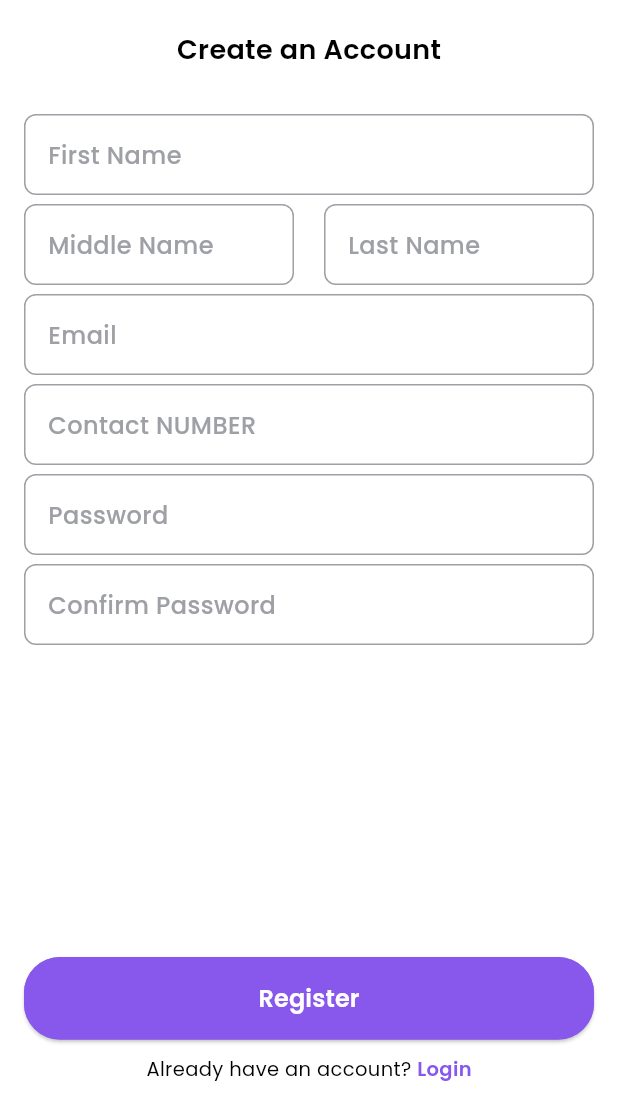
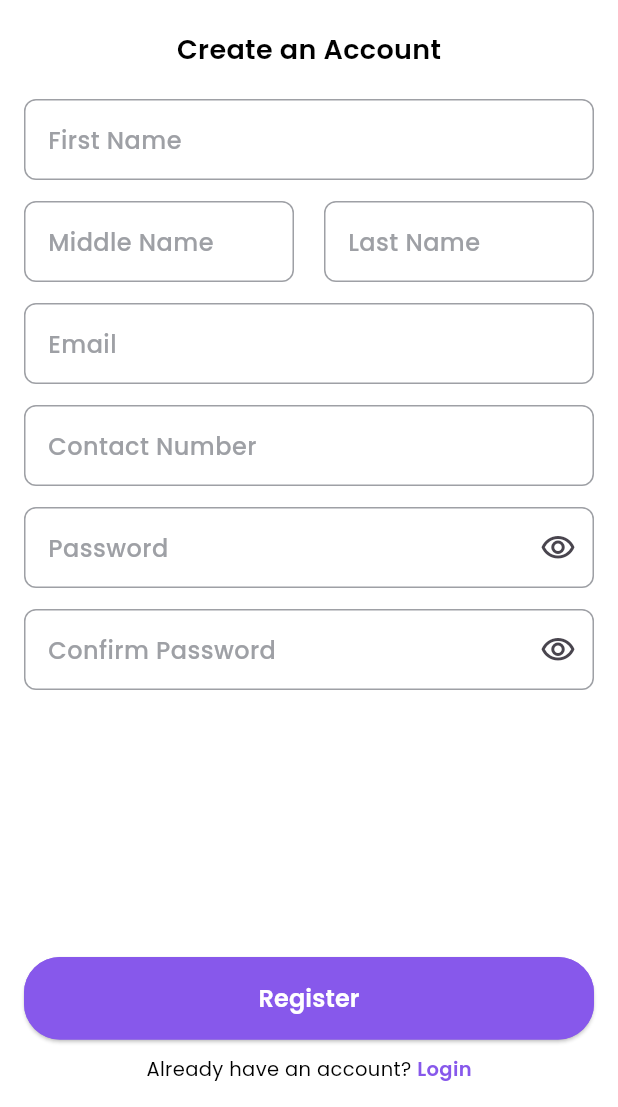
Before and after one commit to Shereena2000/Mebd, a Flutter app: the screen it shows after launch, on a phone screen of 412 x 824 dp, the part 129-1236 px from its top. Run offline on Flutter 3.47's test engine with Material 3 defaults, Android fonts, the phone set to English and light mode, and no system bars; our stand-ins replace flutter_easyloading, google_fonts.

Commit message:
provider integrated in register screen

```diff
--- /dev/null
+++ b/devtools_options.yaml
@@ -0,0 +1,3 @@
+description: This file stores settings for Dart & Flutter DevTools.
+documentation: https://docs.flutter.dev/tools/devtools/extensions#configure-extension-enablement-states
+extensions:
--- a/lib/Features/auth/register/view/ui.dart
+++ b/lib/Features/auth/register/view/ui.dart
@@ -1,10 +1,13 @@
 import 'package:flutter/material.dart';
+import 'package:medb/Features/auth/register/view_model/register_view_model.dart';
 import 'package:medb/Settings/utils/p_pages.dart';
+import 'package:provider/provider.dart';
 import '../../../../Settings/common/custom_outline_button.dart';
 import '../../../../Settings/common/custom_text_feild.dart';
 import '../../../../Settings/constants/sized_box.dart';
 import '../../../../Settings/utils/images.dart';
 import '../../../../Settings/utils/p_text_styles.dart';
+import '../../../../Settings/utils/validator.dart';
 import '../../../common_widgets/auth_navigation.dart';
 
 class RegisterScreen extends StatelessWidget {
@@ -14,7 +17,8 @@ class RegisterScreen extends StatelessWidget {
   Widget build(BuildContext context) {
     return Scaffold(
       body: SafeArea(
-        child: Column(
+        child: Consumer<RegisterViewModel>(
+          builder: (context, viewModel, child) => Column(
             children: [
               Expanded(
                 child: SingleChildScrollView(
@@ -23,35 +27,102 @@ class RegisterScreen extends StatelessWidget {
                     crossAxisAlignment: CrossAxisAlignment.center,
                     children: [
                       SizeBoxH(30),
-                    SizedBox(height: 40, child: Image.asset(Images.logo)),SizeBoxH(20),
-                    Text("Create an Account", style: PTextStyles.displaMedium),
-                    SizeBoxH(30),
-                    CustomTextFeild(hintText: "First Name"),
+                      SizedBox(height: 40, child: Image.asset(Images.logo)),
+                      SizeBoxH(20),
+                      Text(
+                        "Create an Account",
+                        style: PTextStyles.displaMedium,
+                      ),
+                      SizeBoxH(20),
+                      Form(
+                        key: viewModel.fomKey,
+                        child: Column(
+                          children: [
+                            CustomTextFeild(
+                              controller: viewModel.firstNameController,
+                              hintText: "First Name",
+                              validation: Validator.text,
+                            ),
+                            SizeBoxH(8),
                             Row(
                               children: [
                                 Expanded(
-                          child: CustomTextFeild(hintText: "Middle Name"),
+                                  child: CustomTextFeild(
+                                    controller: viewModel.middleNameController,
+                                    hintText: "Middle Name",
+                                  ),
                                 ),
                                 SizeBoxV(20),
-                        Expanded(child: CustomTextFeild(hintText: "Last Name")),
+                                Expanded(
+                                  child: CustomTextFeild(
+                                    controller: viewModel.lastNameController,
+                                    hintText: "Last Name",
+                                  ),
+                                ),
                               ],
                             ),
-                    CustomTextFeild(hintText: "Email"),
-                    CustomTextFeild(hintText: "Contact NUMBER"),
-                    CustomTextFeild(hintText: "Password"),
-                    CustomTextFeild(hintText: "Confirm Password"),
+                            SizeBoxH(8),
+                            CustomTextFeild(
+                              controller: viewModel.emailController,
+                              validation: Validator.email,
+                              hintText: "Email",
+                            ),
+                            SizeBoxH(8),
+                            CustomTextFeild(
+                              controller: viewModel.numberController,
+                              hintText: "Contact Number",
+                            ),
+                            SizeBoxH(8),
+                            CustomTextFeild(
+                              controller: viewModel.passwordController,
+                              hintText: "Password",
+                              validation: Validator.password,
+                              obscureText: viewModel.isPasswordVisible,
+                              suffixIcon: Icon(
+                                viewModel.isPasswordVisible
+                                    ? Icons.visibility_off_outlined
+                                    : Icons.visibility_outlined,
+                              ),
+                              sufixfn: () {
+                                viewModel.togglePasswordVisibility();
+                              },
+                            ),
+                            SizeBoxH(8),
+                            CustomTextFeild(
+                              controller: viewModel.confirmPasswordController,
+                              hintText: "Confirm Password",
+                              validation: Validator.password,
+                              obscureText: viewModel.isconfirmPasswordVisible,
+                              suffixIcon: Icon(
+                                viewModel.isconfirmPasswordVisible
+                                    ? Icons.visibility_off_outlined
+                                    : Icons.visibility_outlined,
+                              ),
+                              sufixfn: () {
+                                viewModel.toggleConfirmPasswordVisibility();
+                              },
+                            ),
+                          ],
+                        ),
+                      ),
+                      SizeBoxH(8),
                     ],
                   ),
                 ),
               ),
 
-            // 👇 Fixed Bottom Section
               Padding(
                 padding: const EdgeInsets.all(16.0),
                 child: Column(
                   crossAxisAlignment: CrossAxisAlignment.stretch,
                   children: [
-                  CustomOutlineButton(onPressed: () {}, text: 'Register'),
+                    CustomOutlineButton(onPressed: () {
+
+
+                        if (viewModel.fomKey.currentState!.validate()) {
+
+                            }
+                    }, text: 'Register'),
                     SizeBoxH(10),
                     AuthNavigationText(
                       text: "Already have an account? ",
@@ -66,6 +137,7 @@ class RegisterScreen extends StatelessWidget {
             ],
           ),
         ),
+      ),
     );
   }
 }
--- /dev/null
+++ b/lib/Features/auth/register/view_model/register_view_model.dart
@@ -0,0 +1,49 @@
+import 'package:flutter/material.dart';
+import 'package:flutter_easyloading/flutter_easyloading.dart';
+
+class RegisterViewModel extends ChangeNotifier {
+  final fomKey = GlobalKey<FormState>();
+  final firstNameController = TextEditingController();
+  final middleNameController = TextEditingController();
+  final lastNameController = TextEditingController();
+  final numberController = TextEditingController();
+  final emailController = TextEditingController();
+  final passwordController = TextEditingController();
+  final confirmPasswordController = TextEditingController();
+  bool isPasswordVisible = false;
+  bool isconfirmPasswordVisible = false;
+  void togglePasswordVisibility() {
+    isPasswordVisible = !isPasswordVisible;
+    notifyListeners();
+  }
+
+  void toggleConfirmPasswordVisibility() {
+    isconfirmPasswordVisible = !isconfirmPasswordVisible;
+    notifyListeners();
+  }
+
+  String? _registerErrorText;
+  String? get registerErrorText => _registerErrorText;
+  set registerErrorText(String? value) {
+    _registerErrorText = value;
+    notifyListeners();
+  }
+
+  Future<void> register({required BuildContext context}) async {
+    try {
+      EasyLoading.show();
+
+    } catch (e) {}
+  }
+
+  void clearData() {
+    firstNameController.clear();
+    middleNameController.clear();
+    lastNameController.clear();
+    emailController.clear();
+    numberController.clear();
+    passwordController.clear();
+    confirmPasswordController.clear;
+    notifyListeners();
+  }
+}
--- a/lib/Settings/common/custom_text_feild.dart
+++ b/lib/Settings/common/custom_text_feild.dart
@@ -9,7 +9,6 @@ class CustomTextFeild extends StatefulWidget {
   final String hintText;
   final Color? filColor;
   final Color? hintColor;
-
   final Color? textColor;
   final Color? borderColor;
   final int? maxLine;
@@ -24,7 +23,6 @@ class CustomTextFeild extends StatefulWidget {
   final Function()? onTap;
   final Function(String? val)? onSaved;
   final Function(String? val)? onSubmitted;
-
   final Function(String? val)? onChanged;
   final Iterable<String>? autofillHints;
   final TextEditingController? controller;
@@ -32,6 +30,8 @@ class CustomTextFeild extends StatefulWidget {
   final String? Function(String? val)? validation;
   final TextInputType? keyboardType;
   final bool readOnly;
+  final bool obscureText; // Added this parameter
+
   const CustomTextFeild({
     super.key,
     this.onTap,
@@ -59,6 +59,7 @@ class CustomTextFeild extends StatefulWidget {
     this.borderRadius,
     this.borderColor,
     this.readOnly = false,
+    this.obscureText = false, // Added with default value
   });
 
   @override
@@ -129,6 +130,7 @@ class _CustomTextFeildState extends State<CustomTextFeild> {
           height: 60,
           child: TextFormField(
             readOnly: widget.readOnly,
+            obscureText: widget.obscureText, // Added this line
             onTap: widget.onTap,
             onFieldSubmitted: widget.onSubmitted,
             focusNode: widget.focusNode,
--- a/lib/main.dart
+++ b/lib/main.dart
@@ -1,10 +1,12 @@
 import 'package:flutter/material.dart';
+import 'package:provider/provider.dart';
+import 'Settings/helper/providers.dart';
 import 'Settings/utils/p_colors.dart';
 import 'Settings/utils/p_pages.dart';
 import 'Settings/utils/p_routes.dart';
 
 void main() {
-  runApp(const MyApp());
+  runApp(MultiProvider(providers: providers, child: const MyApp()));
 }
 
 final GlobalKey<NavigatorState> navigatorKey = GlobalKey<NavigatorState>();
@@ -19,13 +21,13 @@ class MyApp extends StatelessWidget {
       title: 'Medb',
       navigatorKey: navigatorKey,
       debugShowCheckedModeBanner: false,
-           theme: ThemeData(
+      theme: ThemeData(
         brightness: Brightness.light,
         highlightColor: Colors.transparent,
         splashColor: Colors.transparent,
         scaffoldBackgroundColor: PColors.colorFFFFFF,
         colorScheme: ColorScheme.fromSeed(seedColor: PColors.primaryColor),
-        iconTheme: IconThemeData(color: PColors.colorFFFFFF),
+        iconTheme: IconThemeData(color: PColors.lightGrey),
         useMaterial3: true,
         appBarTheme: AppBarTheme(
           backgroundColor: PColors.colorFFFFFF,
@@ -34,7 +36,7 @@ class MyApp extends StatelessWidget {
           centerTitle: true,
         ),
       ),
-        initialRoute: PPages.splash,
+      initialRoute: PPages.splash,
       onGenerateRoute: Routes.genericRoute,
     );
   }
--- a/pubspec.yaml
+++ b/pubspec.yaml
@@ -35,6 +35,10 @@ dependencies:
   # Use with the CupertinoIcons class for iOS style icons.
   cupertino_icons: ^1.0.8
   google_fonts: ^6.3.0
+  http: ^1.5.0
+  dio: ^5.9.0
+  provider: ^6.1.5+1
+  flutter_easyloading: ^3.0.5
 
 dev_dependencies:
   flutter_test:
```
Also changed, not shown: lib/Settings/helper/providers.dart (added, +7 -0 lines), lib/Settings/utils/validator.dart (added, +73 -0 lines), pubspec.lock, 3 other files. Lines whose indentation alone changed are shown as unchanged.
